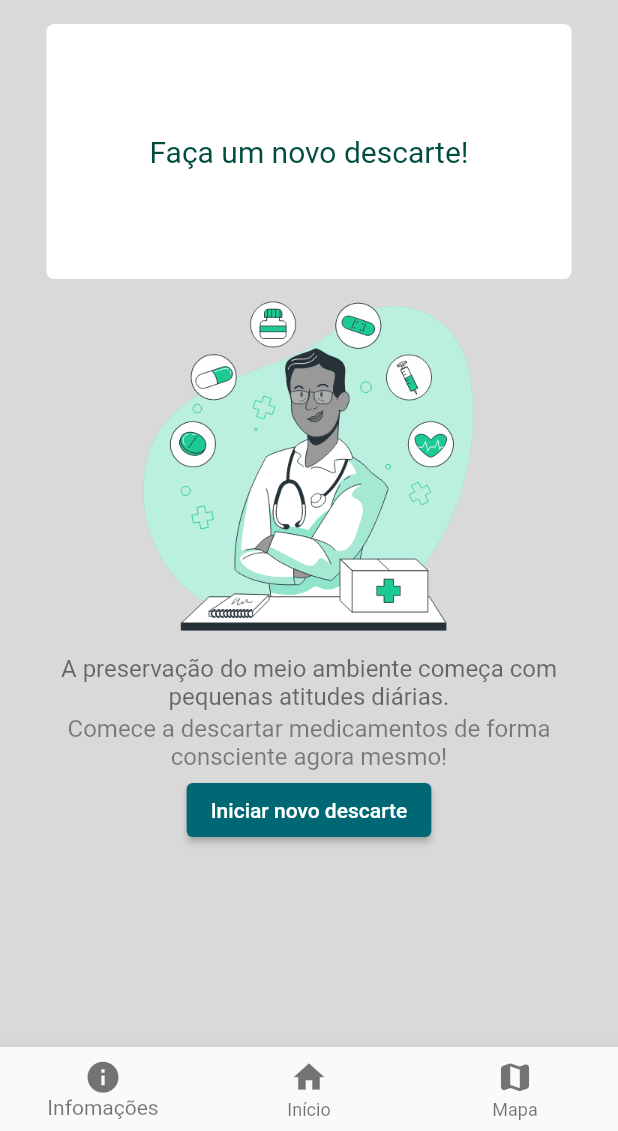
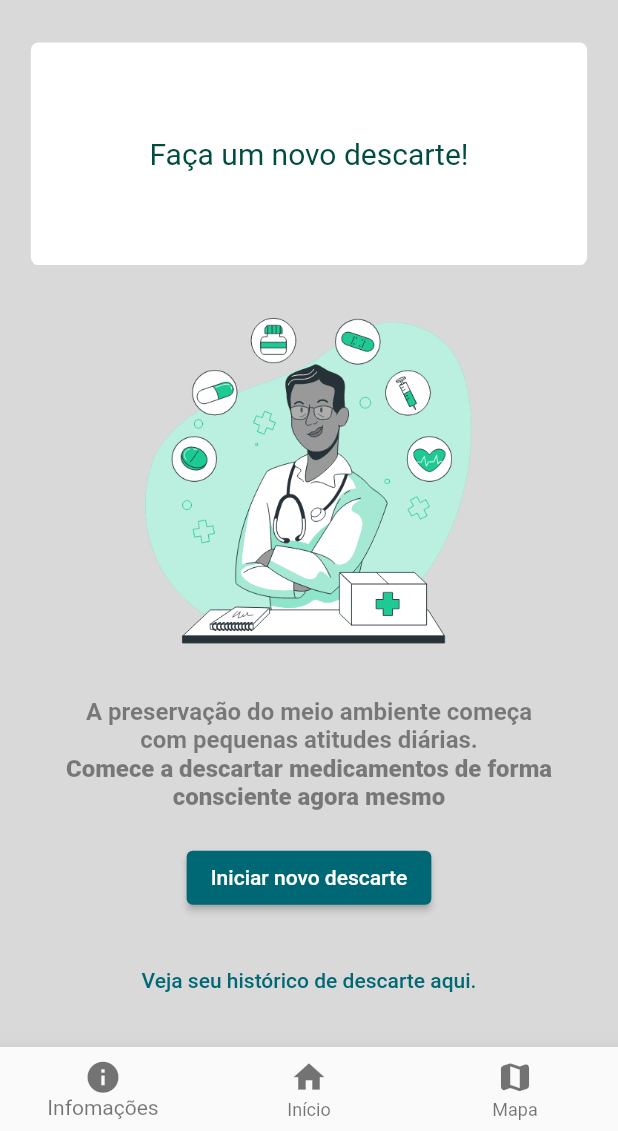
Before and after one commit to Descarte-Bem/descarte-bem, a Flutter app: the screen it shows after launch, on a phone screen of 412 x 824 dp, the part 105-1236 px from its top. Run offline on Flutter 3.47's test engine with Material 2 defaults, Android fonts, the light colour scheme and no system bars; our stand-ins replace cloud_firestore, firebase_auth, firebase_core, flutter_map, flutter_signin_button, flutter_svg and 5 more; missing offline and left inert: flutter_map_animations, qr_code_scanner; accounts and stored records are empty.

Commit message:
ajustes pagina inicial e criacao da pagina historico

```diff
--- a/lib/main.dart
+++ b/lib/main.dart
@@ -5,6 +5,7 @@ import 'package:decarte_bem/ui/views/login_page.dart';
 import 'package:decarte_bem/ui/views/map_page.dart';
 import 'package:decarte_bem/ui/views/info_page.dart';
 import 'package:decarte_bem/ui/views/qrcodescan.dart';
+import 'package:decarte_bem/ui/views/historico_page.dart';
 import 'package:firebase_core/firebase_core.dart';
 import 'package:flutter/material.dart';
 
@@ -38,6 +39,7 @@ class MyApp extends StatelessWidget {
         '/map': (context) => const MapPage(),
         '/info': (context) => const InfoPage(),
         '/qrcodescan': (context) => const QRCodePage(),
+        '/historico': (context) => const HistoricoPage(),
       },
     );
   }
--- /dev/null
+++ b/lib/ui/views/historico_page.dart
@@ -0,0 +1,23 @@
+import 'package:flutter/material.dart';
+
+class HistoricoPage extends StatefulWidget {
+  const HistoricoPage({Key? key}) : super(key: key);
+
+  @override
+  State<HistoricoPage> createState() => _HistoricoPageState();
+}
+
+class _HistoricoPageState extends State<HistoricoPage> {
+  @override
+  Widget build(BuildContext context) {
+    return const Scaffold(
+     body:Center(
+        child: Text('Historico',
+        style: TextStyle(
+          fontSize: 20,
+          )
+        )
+     ),
+    );
+  }
+}
--- a/lib/ui/views/home_page.dart
+++ b/lib/ui/views/home_page.dart
@@ -139,14 +139,15 @@ class _HomePageState extends State<HomePage> {
         centerTitle: true,
         actions: const [CircularAvatarButton()],
       ),
-      body: Container(
-        alignment: AlignmentDirectional.center,
+      body: Center(
         child: Column(
+          mainAxisAlignment: MainAxisAlignment.spaceEvenly,
+
           children: [
             Container(
-              margin: const EdgeInsets.only(top: 16),
-              height: 170,
-              width: 350,
+              margin: const EdgeInsets.only(top: 8),
+              height: hei * 0.18,
+              width: wid * 0.9,
               decoration: BoxDecoration(
                 color: Colors.white,
                 borderRadius: BorderRadius.circular(5),
@@ -172,34 +173,45 @@ class _HomePageState extends State<HomePage> {
             ),
             Image.asset(
               'assets/medicine-bro.gif',
-              height: 250,
+              height: hei * 0.3,
             ),
-            const SizedBox(
-              width: 350,
-              height: 40,
-              child: Text(
-                'A preservação do meio ambiente começa com pequenas atitudes '
+
+          Container(
+            width: MediaQuery.of(context).size.width * 0.8,
+             //height: MediaQuery.of(context).size.height * 0.070,
+              decoration: const BoxDecoration(
+               //color: Colors.pink,
+            ),
+
+            child: const Column(
+
+              children: [
+                  Text('A preservação do meio ambiente começa com pequenas atitudes '
                     'diárias.',
                 textAlign: TextAlign.center,
                 style: TextStyle(
                 fontSize: 16,
-                  color: Colors.black54,
+                color: Colors.black45,
+                fontWeight: FontWeight.w600,
                 ),
             ),
-            ),
-            const SizedBox(
-              width: 350,
-              height: 40,
-              child: Text(
-                'Comece a descartar medicamentos de forma consciente agora'
-                ' mesmo!',
+                  Text('Comece a descartar medicamentos de forma consciente agora mesmo',
                 textAlign: TextAlign.center,
                 style: TextStyle(
                 fontSize: 16,
                 color: Colors.black45,
+                fontWeight: FontWeight.w800,
                     ),
                   ),
+              ],
             ),
+          ),
+
+
+
+
+
+
           pendingDiscard == null ?
             ElevatedButton(
               onPressed: () async {
@@ -225,7 +237,13 @@ class _HomePageState extends State<HomePage> {
                 }
               },
               child: const Text('Efetuar descarte'),
+            ),
+            TextButton(onPressed: () {Navigator.pushNamed(context, '/historico');},
+                child: const Text(
+                    'Veja seu histórico de descarte aqui.'
                 )
+            ),
+
           ], //children
         ),
       ),
```
Also changed, not shown: pubspec.lock. Lines whose indentation alone changed are shown as unchanged.
